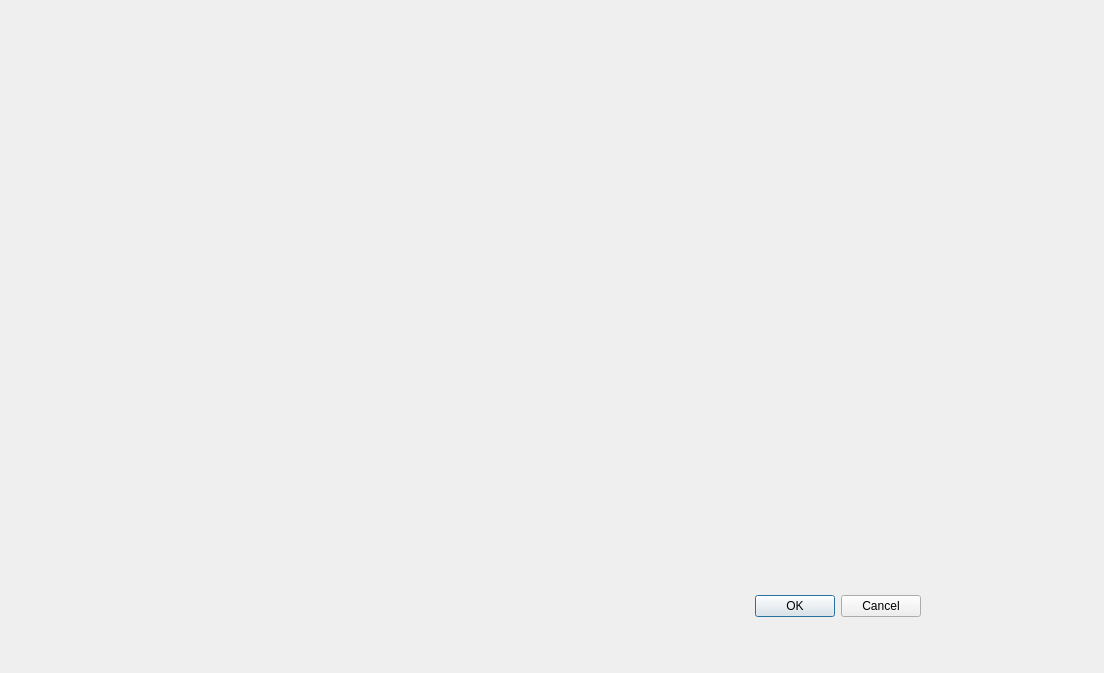
This is UCS Voice Naming Tool/src/ui/gui/FileNamingReview.ui in SoundsLikeJonny/UCS-Voice-Naming-Tool as Qt 5 draws it before an edit. The edited form follows.
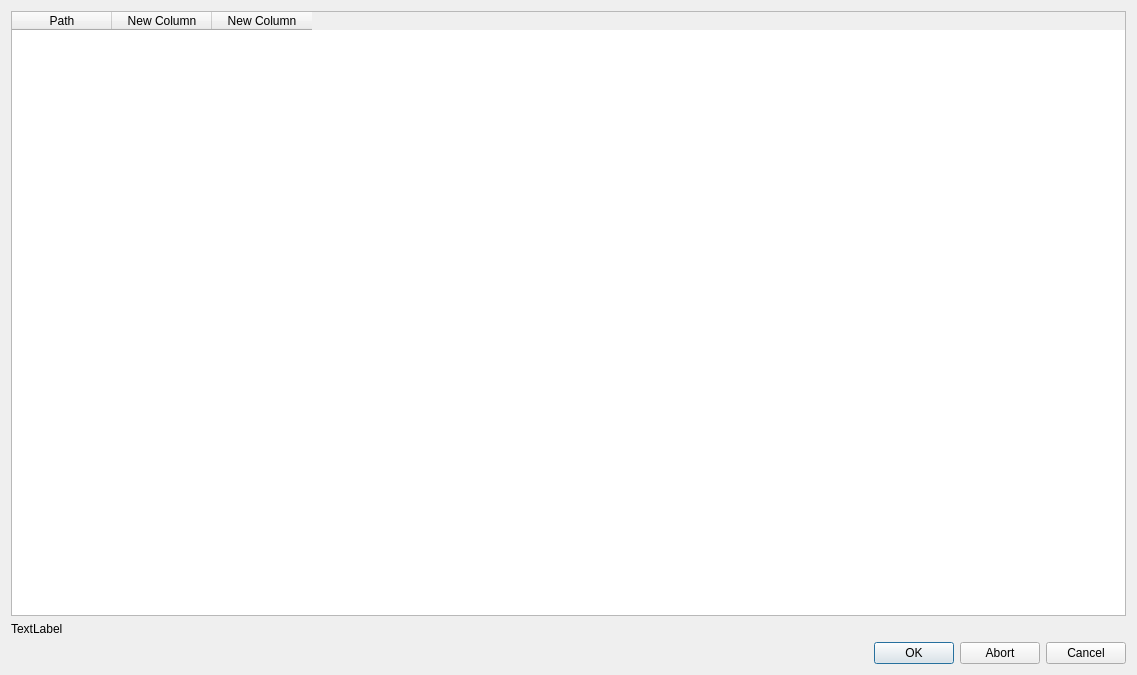
This is the edited form.

What changed in the file:
```diff
--- a/UCS Voice Naming Tool/src/ui/gui/FileNamingReview.ui
+++ b/UCS Voice Naming Tool/src/ui/gui/FileNamingReview.ui
@@ -6,29 +6,72 @@
    <rect>
     <x>0</x>
     <y>0</y>
-    <width>1104</width>
-    <height>673</height>
+    <width>1137</width>
+    <height>675</height>
    </rect>
   </property>
   <property name="windowTitle">
    <string>Dialog</string>
   </property>
-  <widget class="QDialogButtonBox" name="buttonBox">
-   <property name="geometry">
-    <rect>
-     <x>580</x>
-     <y>590</y>
-     <width>341</width>
-     <height>32</height>
-    </rect>
-   </property>
-   <property name="orientation">
-    <enum>Qt::Horizontal</enum>
-   </property>
-   <property name="standardButtons">
-    <set>QDialogButtonBox::Cancel|QDialogButtonBox::Ok</set>
-   </property>
-  </widget>
+  <layout class="QGridLayout" name="gridLayout">
+   <item row="1" column="0">
+    <widget class="QTableWidget" name="tableWidget">
+     <property name="dragEnabled">
+      <bool>false</bool>
+     </property>
+     <property name="alternatingRowColors">
+      <bool>true</bool>
+     </property>
+     <property name="selectionBehavior">
+      <enum>QAbstractItemView::SelectColumns</enum>
+     </property>
+     <property name="textElideMode">
+      <enum>Qt::ElideLeft</enum>
+     </property>
+     <property name="sortingEnabled">
+      <bool>false</bool>
+     </property>
+     <attribute name="verticalHeaderVisible">
+      <bool>true</bool>
+     </attribute>
+     <column>
+      <property name="text">
+       <string>Path</string>
+      </property>
+     </column>
+     <column>
+      <property name="text">
+       <string>New Column</string>
+      </property>
+     </column>
+     <column>
+      <property name="text">
+       <string>New Column</string>
+      </property>
+     </column>
+    </widget>
+   </item>
+   <item row="3" column="0">
+    <widget class="QDialogButtonBox" name="buttonBox">
+     <property name="orientation">
+      <enum>Qt::Horizontal</enum>
+     </property>
+     <property name="standardButtons">
+      <set>QDialogButtonBox::Abort|QDialogButtonBox::Cancel|QDialogButtonBox::Ok</set>
+     </property>
+     <property name="centerButtons">
+      <bool>false</bool>
+     </property>
+    </widget>
+   </item>
+   <item row="2" column="0">
+    <widget class="QLabel" name="label">
+     <property name="text">
+      <string>TextLabel</string>
+     </property>
+    </widget>
+   </item>
+  </layout>
  </widget>
  <resources/>
  <connections>
```
Left out of the diff: 35 changed lines with no effect on the pictures.
